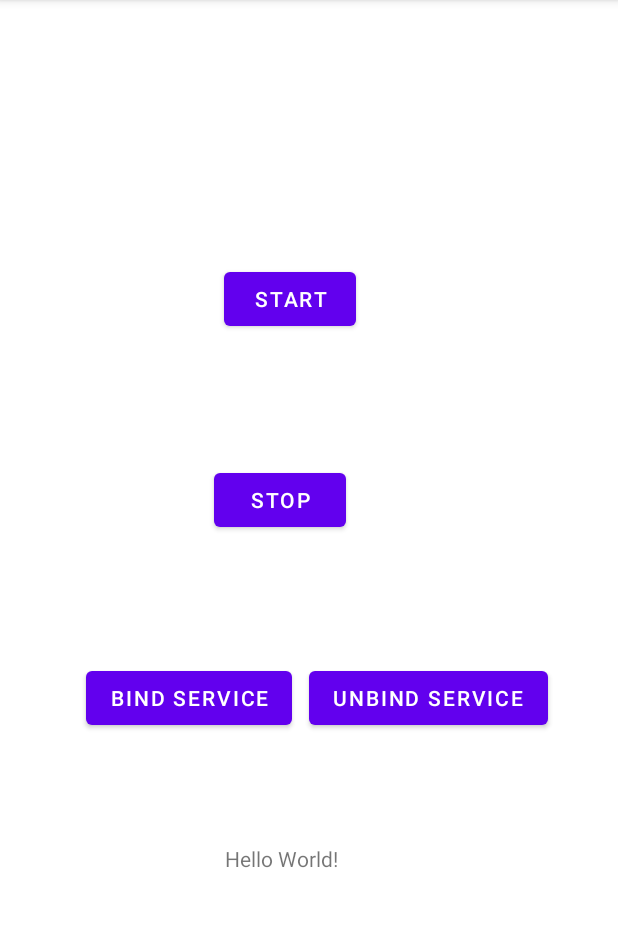
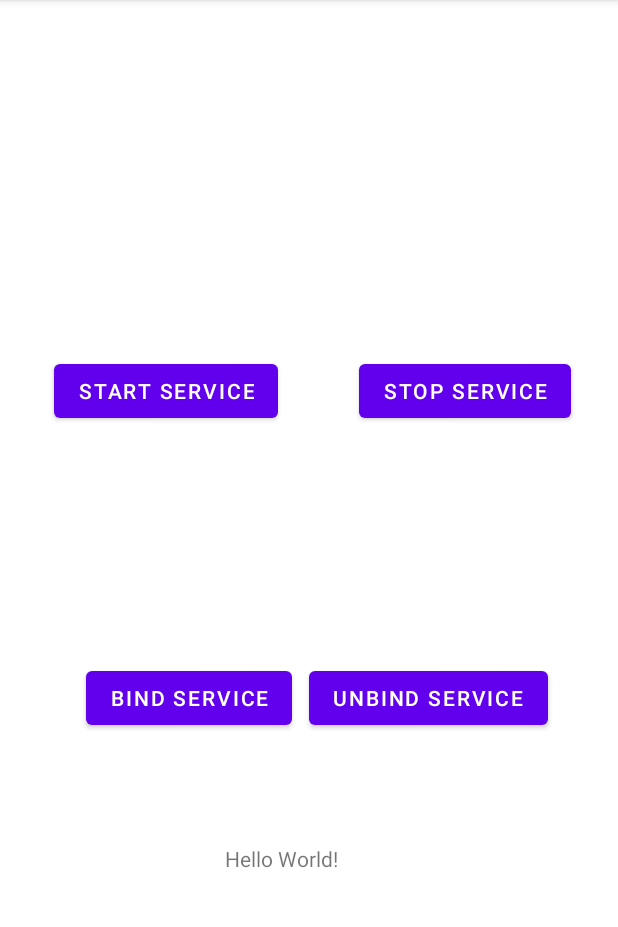
Before and after one commit to ssrlive/android-service-demo, an Android app: the screen it shows after launch (MainActivity), on a phone screen of 412 x 824 dp, the part 84-1011 px from its top. Run offline under Robolectric (Android 15) with nearby library versions, the phone set to English and light mode, and no system bars.

Commit message:
refine code

```diff
--- a/app/src/main/java/com/example/svctest/MainActivity.java
+++ b/app/src/main/java/com/example/svctest/MainActivity.java
@@ -56,9 +56,7 @@ public class MainActivity extends AppCompatActivity {
         start = findViewById(R.id.btnStart);
         stop = findViewById(R.id.btnStop);
 
-        final Intent intent = new Intent();
-        intent.setPackage(this.getPackageName());
-        intent.setAction("com.example.svctest.TEST_SERVICE1_ACTION");
+        final Intent intent = new Intent(getApplicationContext(), TestService1.class);
 
         start.setOnClickListener(new OnClickListener(){
             @Override
--- a/app/src/main/res/layout/activity_main.xml
+++ b/app/src/main/res/layout/activity_main.xml
@@ -22,25 +22,25 @@
         android:id="@+id/btnStart"
         android:layout_width="wrap_content"
         android:layout_height="wrap_content"
-        android:text="Start"
-        app:layout_constraintBottom_toTopOf="@+id/btnStop"
+        android:text="Start Service"
+        app:layout_constraintBottom_toBottomOf="parent"
         app:layout_constraintEnd_toEndOf="parent"
-        app:layout_constraintHorizontal_bias="0.461"
+        app:layout_constraintHorizontal_bias="0.137"
         app:layout_constraintStart_toStartOf="parent"
         app:layout_constraintTop_toTopOf="parent"
-        app:layout_constraintVertical_bias="0.67" />
+        app:layout_constraintVertical_bias="0.329" />
 
     <Button
         android:id="@+id/btnStop"
         android:layout_width="wrap_content"
         android:layout_height="wrap_content"
-        android:text="Stop"
+        android:text="Stop Service"
         app:layout_constraintBottom_toBottomOf="parent"
         app:layout_constraintEnd_toEndOf="parent"
-        app:layout_constraintHorizontal_bias="0.441"
+        app:layout_constraintHorizontal_bias="0.885"
         app:layout_constraintStart_toStartOf="parent"
         app:layout_constraintTop_toTopOf="parent"
-        app:layout_constraintVertical_bias="0.43" />
+        app:layout_constraintVertical_bias="0.329" />
 
     <Button
         android:id="@+id/btnBindSvc"
```
